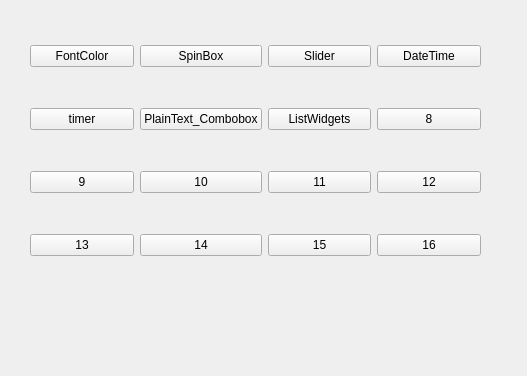
Above: src/QT_Demo/entry_form.ui from dbase/QT_Demo before the change. Below: the same form after it.
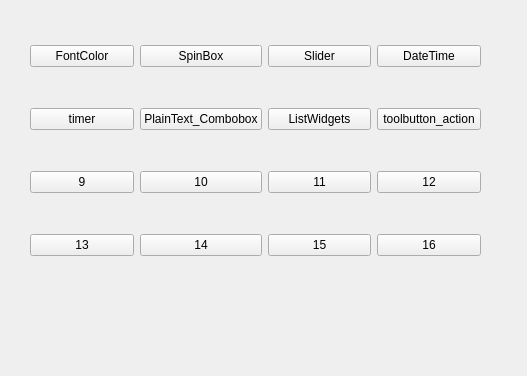
That is the form after the change.

Commit message: QT_Demo版本：增加学习QAction QToolButton控件的界面

```diff
--- a/src/QT_Demo/entry_form.ui
+++ b/src/QT_Demo/entry_form.ui
@@ -61,7 +61,7 @@
     <item row="1" column="3">
      <widget class="QPushButton" name="btn8">
       <property name="text">
-       <string>8</string>
+       <string>toolbutton_action</string>
       </property>
      </widget>
     </item>
```
The commit also changes 6 other files.
